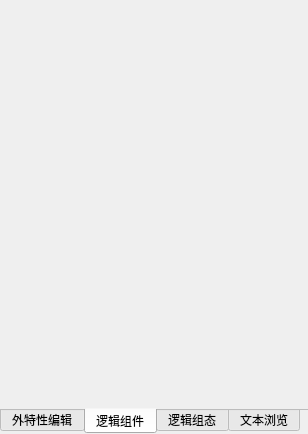
Above: App/ToolBox.ui from shuangshaohen/ConfigTool before the change. Below: the same form after it.
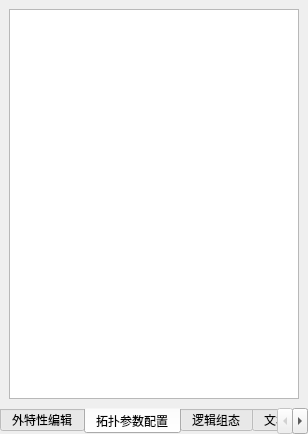
That is the form after the change. The open tabs and pages were chosen to show the change.

Patch:
```diff
--- a/App/ToolBox.ui
+++ b/App/ToolBox.ui
@@ -44,8 +44,13 @@
   </widget>
   <widget class="QWidget" name="m_LogicEditPage">
    <attribute name="title">
-    <string>逻辑组件</string>
+    <string>拓扑参数配置</string>
    </attribute>
+   <layout class="QVBoxLayout" name="verticalLayout">
+    <item>
+     <widget class="QTreeView" name="treeView"/>
+    </item>
+   </layout>
   </widget>
   <widget class="QWidget" name="m_FunctionPage">
    <attribute name="title">
```
